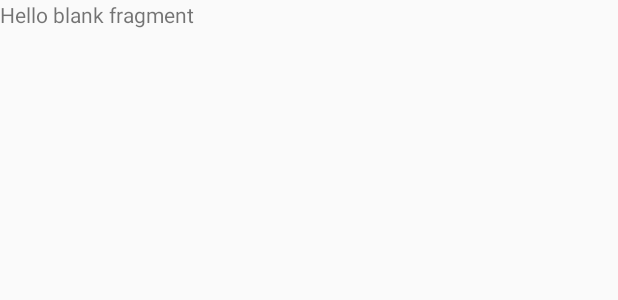
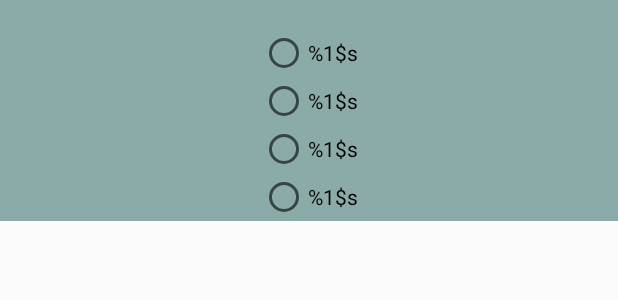
Before and after one commit to tddrrr/android-project-countries, an Android app: the layout fragment_testeaza_cunostintele.xml on its own in the app's theme, with its tools: preview values and no code run, on a phone screen of 412 x 824 dp. Shown: the top 300 px of the screen. Run offline under Robolectric (Android 15) with nearby library versions, the phone set to English and light mode, and no system bars.

Commit message:
profil+ testare

```diff
--- a/app/src/main/java/com/example/project_countries/MainMenu.java
+++ b/app/src/main/java/com/example/project_countries/MainMenu.java
@@ -18,6 +18,8 @@ import com.example.project_countries.asyncTask.AsyncTaskRunner;
 import com.example.project_countries.asyncTask.Callback;
 import com.example.project_countries.fragmente.FragmentInvatare;
 import com.example.project_countries.fragmente.FragmentProfil;
+import com.example.project_countries.fragmente.FragmentTesteazaCunostintele;
+import com.example.project_countries.fragmente.FragmentTop;
 import com.example.project_countries.fragmente.FragmentWelcome;
 import com.example.project_countries.network.HttpManager;
 import com.google.android.material.navigation.NavigationView;
@@ -56,7 +58,7 @@ public class MainMenu extends AppCompatActivity {
 
                 } else if (item.getItemId() == R.id.main_nav_test) {
                     //am dat click pe home
-                    currentFragment = new FragmentProfil();
+                    currentFragment = new FragmentTesteazaCunostintele();
 
                 } else if (item.getItemId() == R.id.main_nav_logout)
                 {
@@ -68,7 +70,7 @@ public class MainMenu extends AppCompatActivity {
                     startActivity(intent);
                 } else
                     {
-                    currentFragment = new FragmentWelcome();
+                    currentFragment = new FragmentTop();
                 }
                 openFragment();
                 drawerLayout.closeDrawer(GravityCompat.START); // pentru ca atunci cand selectam sa se inchida meniul
--- /dev/null
+++ b/app/src/main/res/drawable/ic_baseline_adb_24.xml
@@ -0,0 +1,5 @@
+<vector android:height="24dp" android:tint="#054C45"
+    android:viewportHeight="24" android:viewportWidth="24"
+    android:width="24dp" xmlns:android="http://schemas.android.com/apk/res/android">
+    <path android:fillColor="@android:color/white" android:pathData="M5,16c0,3.87 3.13,7 7,7s7,-3.13 7,-7v-4L5,12v4zM16.12,4.37l2.1,-2.1 -0.82,-0.83 -2.3,2.31C14.16,3.28 13.12,3 12,3s-2.16,0.28 -3.09,0.75L6.6,1.44l-0.82,0.83 2.1,2.1C6.14,5.64 5,7.68 5,10v1h14v-1c0,-2.32 -1.14,-4.36 -2.88,-5.63zM9,9c-0.55,0 -1,-0.45 -1,-1s0.45,-1 1,-1 1,0.45 1,1 -0.45,1 -1,1zM15,9c-0.55,0 -1,-0.45 -1,-1s0.45,-1 1,-1 1,0.45 1,1 -0.45,1 -1,1z"/>
+</vector>
--- a/app/src/main/res/layout/fragment_profil.xml
+++ b/app/src/main/res/layout/fragment_profil.xml
@@ -24,7 +24,7 @@
         android:layout_width="wrap_content"
         android:layout_height="wrap_content"
         android:layout_marginTop="32dp"
-        android:text="@string/info"
+        android:text="@string/fragment_profil_info"
         app:layout_constraintEnd_toEndOf="parent"
         app:layout_constraintStart_toStartOf="parent"
         app:layout_constraintTop_toBottomOf="@+id/iv_profilePicture" />
--- a/app/src/main/res/layout/fragment_testeaza_cunostintele.xml
+++ b/app/src/main/res/layout/fragment_testeaza_cunostintele.xml
@@ -1,14 +1,61 @@
 <?xml version="1.0" encoding="utf-8"?>
-<FrameLayout xmlns:android="http://schemas.android.com/apk/res/android"
+<androidx.constraintlayout.widget.ConstraintLayout xmlns:android="http://schemas.android.com/apk/res/android"
+    xmlns:app="http://schemas.android.com/apk/res-auto"
     xmlns:tools="http://schemas.android.com/tools"
     android:layout_width="match_parent"
-    android:layout_height="match_parent"
+    android:layout_height="wrap_content"
+    android:background="#75054C45"
     tools:context=".fragmente.FragmentTesteazaCunostintele">
 
     <!-- TODO: Update blank fragment layout -->
     <TextView
+        android:id="@+id/question"
         android:layout_width="match_parent"
-        android:layout_height="match_parent"
-        android:text="@string/hello_blank_fragment" />
+        android:layout_height="match_parent" />
 
-</FrameLayout>
+    <RadioGroup
+        android:layout_width="wrap_content"
+        android:layout_height="wrap_content"
+        app:layout_constraintBottom_toBottomOf="parent"
+        app:layout_constraintEnd_toEndOf="parent"
+        app:layout_constraintStart_toStartOf="parent"
+        app:layout_constraintTop_toBottomOf="@+id/question">
+
+        <RadioButton
+            android:id="@+id/radioButton"
+            android:layout_width="wrap_content"
+            android:layout_height="wrap_content"
+            android:text="@string/varianta1"
+            app:layout_constraintEnd_toStartOf="@id/radioButton2"
+            app:layout_constraintStart_toStartOf="parent"
+            app:layout_constraintTop_toBottomOf="@id/question" />
+
+        <RadioButton
+            android:id="@+id/radioButton2"
+            android:layout_width="wrap_content"
+            android:layout_height="wrap_content"
+            android:text="@string/varianta2"
+            app:layout_constraintEnd_toEndOf="parent"
+            app:layout_constraintStart_toEndOf="@id/radioButton"
+            app:layout_constraintTop_toBottomOf="@id/question" />
+
+        <RadioButton
+            android:id="@+id/radioButton3"
+            android:layout_width="wrap_content"
+            android:layout_height="wrap_content"
+            android:text="@string/varianta3"
+            app:layout_constraintEnd_toStartOf="@id/radioButton4"
+            app:layout_constraintStart_toStartOf="parent"
+            app:layout_constraintTop_toBottomOf="@id/radioButton" />
+
+        <RadioButton
+            android:id="@+id/radioButton4"
+            android:layout_width="wrap_content"
+            android:layout_height="wrap_content"
+            android:text="@string/varianta4"
+            app:layout_constraintEnd_toEndOf="parent"
+            app:layout_constraintStart_toEndOf="@id/radioButton3"
+            app:layout_constraintTop_toBottomOf="@id/radioButton2" />
+    </RadioGroup>
+
+</androidx.constraintlayout.widget.ConstraintLayout>
--- a/app/src/main/res/layout/fragment_top.xml
+++ b/app/src/main/res/layout/fragment_top.xml
@@ -9,6 +9,6 @@
     <TextView
         android:layout_width="match_parent"
         android:layout_height="match_parent"
-        android:text="@string/hello_blank_fragment" />
+        android:text="@string/hello" />
 
 </FrameLayout>
--- a/app/src/main/res/values/strings.xml
+++ b/app/src/main/res/values/strings.xml
@@ -21,8 +21,8 @@
     <string name="menu_scor">Top</string>
     <string name="main_nav_home_title">Profil</string>
     <!-- TODO: Remove or change this placeholder text -->
-    <string name="hello_blank_fragment">Hello blank fragment</string>
-    <string name="info">Nume Prenume</string>
+    <string name="hello">Hello! Go to our menu to start your journey!</string>
+    <string name="fragment_profil_info">%1$s %2$s</string>
     <string name="invata">Invatare</string>
     <string name="lv_row_flag">flag</string>
     <string name="country_name">Country name</string>
@@ -38,4 +38,8 @@
     <string name="error_insert_user">Error at inserting user</string>
     <string name="success_insert_user">Added new user</string>
     <string name="error_credentials">Wrong credentials</string>
+    <string name="varianta1">%1$s</string>
+    <string name="varianta2">%1$s</string>
+    <string name="varianta3">%1$s</string>
+    <string name="varianta4">%1$s</string>
 </resources>
```
Also changed, not shown: app/src/main/java/com/example/project_countries/Login.java (+6 -3 lines), app/src/main/java/com/example/project_countries/fragmente/FragmentProfil.java (+25 -1 lines), app/src/main/res/layout/fragment_welcome.xml (+19 -5 lines).
